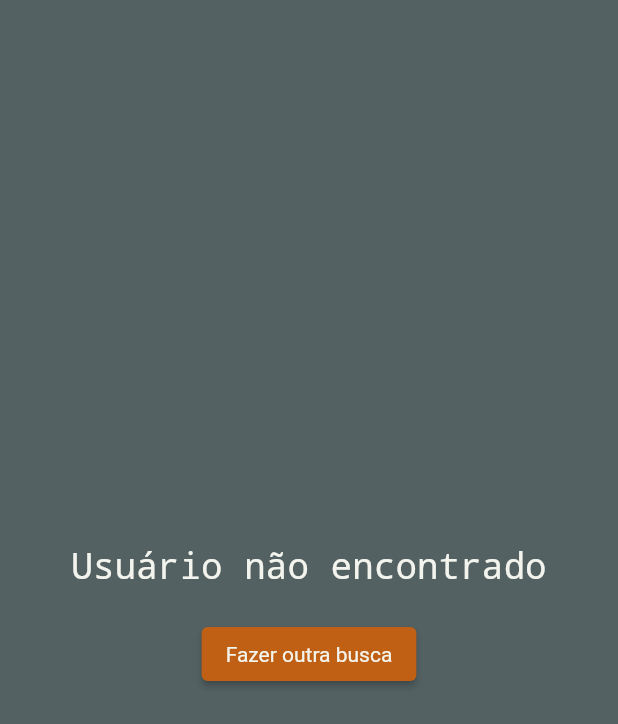
After one commit to guilherme-dsveiga/github-fetcher-flutter, a Flutter app: the NotFoundPage screen opened by its route, on a phone screen of 412 x 824 dp. The commit adds this screen. Shown: the top 724 px of the screen. Run offline on Flutter 3.47's test engine with Material 2 defaults, Android fonts, the phone set to English and light mode, and no system bars; our stand-ins replace dio.

Commit message:
Criando a pagina de '404' e arrumando alguns bugs.

```diff
--- a/lib/app.dart
+++ b/lib/app.dart
@@ -2,6 +2,7 @@ import 'package:flutter/material.dart';
 import 'package:flutter_app/models/defaultColors.dart';
 import 'package:flutter_app/pages/homePage.dart';
 import 'package:flutter_app/pages/userDataPage.dart';
+import 'package:flutter_app/pages/notFoundPage.dart';
 
 class App extends StatelessWidget {
   @override
@@ -16,7 +17,8 @@ class App extends StatelessWidget {
       initialRoute: '/',
       routes: {
         '/': (context) => HomePage(),
-        '/userData': (context) => UserDataPage()
+        '/userData': (context) => UserDataPage(),
+        '/notFound': (context) => NotFoundPage(),
       },
     );
   }
--- a/lib/main.dart
+++ b/lib/main.dart
@@ -3,6 +3,7 @@ import 'package:flutter/services.dart';
 import 'package:flutter_app/app.dart';
 
 void main() => {
-   SystemChrome.setEnabledSystemUIOverlays([SystemUiOverlay.bottom]),
+  WidgetsFlutterBinding.ensureInitialized(),
+  SystemChrome.setEnabledSystemUIOverlays([SystemUiOverlay.bottom]),
   runApp(App())
 };
--- a/lib/pages/homePage.dart
+++ b/lib/pages/homePage.dart
@@ -3,7 +3,6 @@ import 'package:dio/dio.dart';
 import 'dart:async';
 import 'package:flutter_app/models/defaultUser.dart';
 import 'package:flutter_app/models/defaultColors.dart';
-import 'package:flutter_app/pages/userDataPage.dart';
 import 'package:flutter_app/services/configServices.dart';
 var _username, userFetched, uri;
 
@@ -21,6 +20,7 @@ class HomePage extends StatelessWidget {
         userFetched = User.fromJson(response.data);
         return userFetched;
       } on DioError catch (err) {
+        Navigator.pushNamed(context, '/notFound');
         throw ('Erro ao realizar o metodo GET - $err');
       }
     }
@@ -31,8 +31,7 @@ class HomePage extends StatelessWidget {
       fetchedGithub = fetchGithub();
       Timer(
           Duration(seconds: 2),
-          () => Navigator.push(context,
-              MaterialPageRoute(builder: (context) => UserDataPage())));
+          () => Navigator.pushNamed(context, '/userData'));
     }
 
     return Scaffold(
--- /dev/null
+++ b/lib/pages/notFoundPage.dart
@@ -0,0 +1,41 @@
+import 'package:flutter/material.dart';
+import 'package:flutter_app/models/defaultColors.dart';
+
+class NotFoundPage extends StatelessWidget{
+
+  @override
+  Widget build(BuildContext context){
+    return Container(
+            color: DefaultColors.backgroundErrorColor,
+            child: Column(
+                crossAxisAlignment: CrossAxisAlignment.center,
+                mainAxisAlignment: MainAxisAlignment.center,
+                children: [
+                  Padding(
+                    padding: const EdgeInsets.symmetric(vertical: 10),
+                    child: Text('Usuário não encontrado',
+                      style: TextStyle(
+                        fontSize: 24,
+                        color: DefaultColors.secondaryColor,
+                        decoration: TextDecoration.none,
+                        fontWeight: FontWeight.w400,
+                      ),
+                    ),
+                  ),
+                  Padding(
+                    padding: const EdgeInsets.symmetric(vertical: 10),
+                    child: ElevatedButton(
+                      style: ElevatedButton.styleFrom(
+                        primary: DefaultColors.primaryColor,
+                      ),
+                      onPressed: (){
+                        Navigator.pushNamed(context, '/');
+                      },
+                      child: Text('Fazer outra busca', style: TextStyle(color: DefaultColors.secondaryColor),),
+                    ),
+                  )
+                ],
+              ),
+          );
+  }
+}
--- a/lib/pages/userDataPage.dart
+++ b/lib/pages/userDataPage.dart
@@ -144,7 +144,7 @@ class UserDataPage extends StatelessWidget {
                 ],
               ),
           );
-        }
+        },
     );
   }
 }
```
